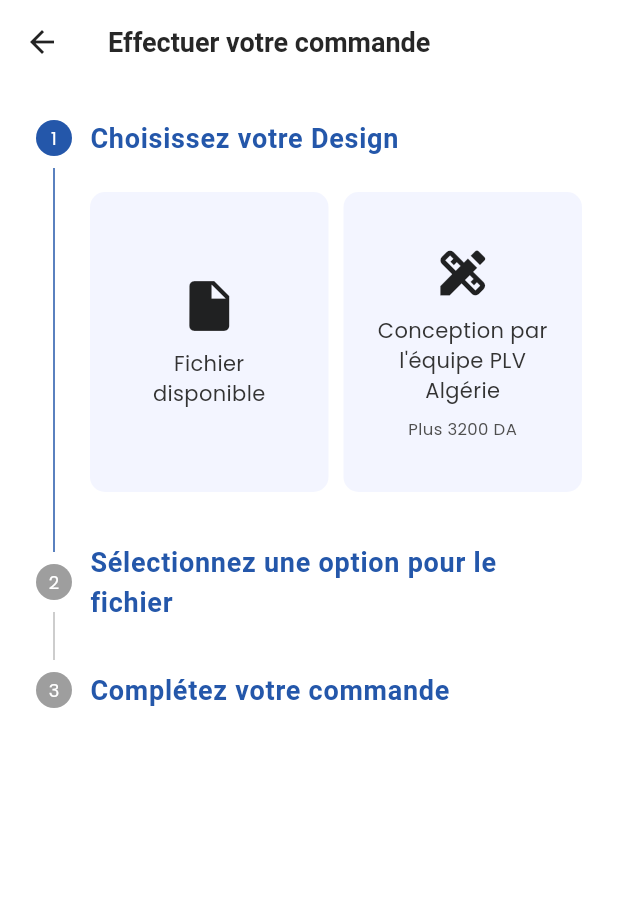
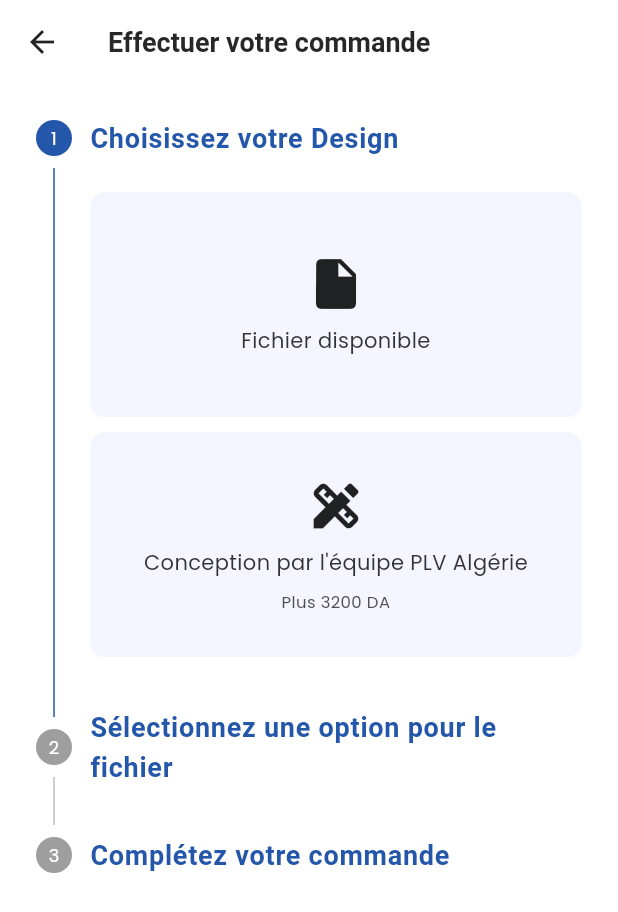
Before and after one commit to RMRdev28/app-mobile, a Flutter app: the Order screen opened directly, on a phone screen of 412 x 824 dp. Shown: the top 912 px of the screen. Run offline on Flutter 3.47's test engine with Material 3 defaults, Android fonts, the phone set to English and light mode, and no system bars; our stand-ins replace file_picker, firebase_storage, get, iconsax; accounts and stored records are empty; network calls fail.

Commit message:
la page de commende

```diff
--- a/lib/common/widgets/product/horizontal_card.dart
+++ b/lib/common/widgets/product/horizontal_card.dart
@@ -1,6 +1,8 @@
 import 'package:flutter/material.dart';
 import 'package:plv/common/widgets/cicle_icon.dart';
 import 'package:plv/utils/constants/colors.dart';
+import '../../../features/shop/screens/order.dart';
+import 'package:get/get.dart';
 
 // ignore: must_be_immutable
 class HorizontalCard extends StatelessWidget {
@@ -124,7 +126,9 @@ class HorizontalCard extends StatelessWidget {
                     height: 40,
                     alignment: Alignment.bottomRight,
                     child: ElevatedButton(
-                      onPressed: () {},
+                      onPressed: () {
+                        Get.to(() => Order());
+                      },
                       style: ElevatedButton.styleFrom(
                         padding: const EdgeInsets.symmetric(
                             horizontal: 10, vertical: 5),
--- a/lib/features/shop/screens/order.dart
+++ b/lib/features/shop/screens/order.dart
@@ -47,7 +47,9 @@ class _OrderPageState extends State<Order> {
                     ),
                     content: Column(
                       children: [
-                        Row(
+                        Container(
+                          height: 150, // Control height
+                          child: Row(
                             children: [
                               Expanded(
                                 child: buildDesignOption(
@@ -61,7 +63,14 @@ class _OrderPageState extends State<Order> {
                                   },
                                 ),
                               ),
-                            SizedBox(width: 10),
+                            ],
+                          ),
+                        ),
+                        SizedBox(height: 10),
+                        Container(
+                          height: 150, // Control height
+                          child: Row(
+                            children: [
                               Expanded(
                                 child: buildDesignOption(
                                   icon: Icons.design_services,
@@ -76,6 +85,7 @@ class _OrderPageState extends State<Order> {
                                 ),
                               ),
                             ],
+                          ),
                         ),
                       ],
                     ),
@@ -93,7 +103,9 @@ class _OrderPageState extends State<Order> {
                     ),
                     content: Column(
                       children: [
-                        Row(
+                        Container(
+                          height: 150, // Control height
+                          child: Row(
                             children: [
                               Expanded(
                                 child: buildDesignOption(
@@ -108,7 +120,14 @@ class _OrderPageState extends State<Order> {
                                   },
                                 ),
                               ),
-                            SizedBox(width: 10),
+                            ],
+                          ),
+                        ),
+                        SizedBox(height: 10),
+                        Container(
+                          height: 150, // Control height
+                          child: Row(
+                            children: [
                               Expanded(
                                 child: buildDesignOption(
                                   icon: Icons.upload_file,
@@ -127,6 +146,7 @@ class _OrderPageState extends State<Order> {
                               ),
                             ],
                           ),
+                        ),
                       ],
                     ),
                     state: StepState.indexed,
@@ -141,10 +161,9 @@ class _OrderPageState extends State<Order> {
                         color: TColors.primary,
                       ),
                     ),
-                    content:
-                      Container(
-                        height: 200,
-                        width: 400,// Fix the height to make all boxes the same size
+                    content: Container(
+                      height: 320,
+                      width: 400, // Fix the height to make all boxes the same size
                       padding: EdgeInsets.all(20),
                       decoration: BoxDecoration(
                         color: TColors.primaryBackground,
@@ -152,39 +171,62 @@ class _OrderPageState extends State<Order> {
                       ),
                       child: Column(
                         mainAxisAlignment: MainAxisAlignment.center,
-                          children:[
+                        children: [
                           Row(
+                            mainAxisAlignment: MainAxisAlignment.spaceBetween,
+                            children: [
+                              Column(
+                                crossAxisAlignment: CrossAxisAlignment.start,
                                 children: [
                                   Text(
                                     "Produit",
                                     style: TextStyle(
-                                  fontSize: 12,
+                                      fontSize: 15,
                                       fontWeight: FontWeight.bold,
                                       color: TColors.darkGrey,
                                     ),
                                   ),
-                              SizedBox(width: TSizes.sm,),
+                                  SizedBox(height: TSizes.md,),
                                   Text(
-                                "Oriflamme géant 5 Mètre",
+                                    "Quantite",
                                     style: TextStyle(
-                                  fontSize: 12,
-                                  color: TColors.textPrimary,
+                                      fontSize: 15,
+                                      fontWeight: FontWeight.bold,
+                                      color: TColors.darkGrey,
+                                    ),
+                                  ),
+                                  SizedBox(height: TSizes.md,),
+                                  Text(
+                                    "Prix \nUnitaire",
+                                    style: TextStyle(
+                                      fontSize: 15,
+                                      fontWeight: FontWeight.bold,
+                                      color: TColors.darkGrey,
+                                    ),
+                                  ),
+                                  SizedBox(height: TSizes.md,),
+                                  Text(
+                                    "Totale",
+                                    style: TextStyle(
+                                      fontSize: 15,
+                                      fontWeight: FontWeight.bold,
+                                      color: TColors.darkGrey,
                                     ),
                                   ),
                                 ],
                               ),
-                          SizedBox(height: TSizes.sm,),
-                          Row(
+                              SizedBox(width: TSizes.md,),
+                              Column(
+                                crossAxisAlignment: CrossAxisAlignment.start,
                                 children: [
                                   Text(
-                            "Quantite",
+                                    "Oriflamme géant 5 Mètre",
                                     style: TextStyle(
-                              fontSize: 12,
-                              fontWeight: FontWeight.bold,
-                              color: TColors.darkGrey,
+                                      fontSize: 14,
+                                      color: TColors.textPrimary,
                                     ),
                                   ),
-                            SizedBox(width: TSizes.sm,),
+                                  SizedBox(height: TSizes.md,),
                                   Row(
                                     children: <Widget>[
                                       IconButton(
@@ -199,7 +241,7 @@ class _OrderPageState extends State<Order> {
                                       ),
                                       Text(
                                         quantity.toString(),
-                              style: TextStyle(fontSize: 12),
+                                        style: TextStyle(fontSize: 14),
                                       ),
                                       IconButton(
                                         icon: Icon(Icons.add),
@@ -211,109 +253,59 @@ class _OrderPageState extends State<Order> {
                                       ),
                                     ],
                                   ),
-                            ],
-                          ),
-                          SizedBox(height: TSizes.sm,),
-                          Row(
-                          children: [
-                            Text(
-                            "Prix Unitaire",
-                            style: TextStyle(
-                              fontSize: 12,
-                              fontWeight: FontWeight.bold,
-                              color: TColors.darkGrey,
-                              ),
-                            ),
-                            SizedBox(width: TSizes.sm,),
+                                  SizedBox(height: TSizes.md,),
                                   Text(
                                     "87600,00 DZD",
                                     style: TextStyle(
-                              fontSize: 12,
+                                      fontSize: 14,
+                                      color: TColors.textPrimary,
+                                    ),
+                                  ),
+                                  SizedBox(height: TSizes.md,),
+                                  Text(
+                                    "87600,00 DZD",
+                                    style: TextStyle(
+                                      fontSize: 14,
                                       color: TColors.textPrimary,
                                     ),
                                   ),
                                 ],
                               ),
-                            SizedBox(height: TSizes.sm,),
-                          Row(
-                          children: [
-                            Text(
-                            "Totale",
-                            style: TextStyle(
-                              fontSize: 12,
-                              fontWeight: FontWeight.bold,
-                              color: TColors.darkGrey,
-                              ),
-                            ),
-                            SizedBox(width: TSizes.sm,),
-                            Text(
-                            "87600,00 DZD",
-                            style: TextStyle(
-                              fontSize: 12,
-                              color: TColors.textPrimary,
-                              ),
-                            ),
                             ],
                           ),
-                            SizedBox(width: TSizes.lg,),
-                            BottomAppBar(
-                              child: Row(
+                          SizedBox(height: 40,),
+                          Row(
                             mainAxisAlignment: MainAxisAlignment.spaceAround,
                             children: [
                               ElevatedButton(
                                 onPressed: () {
                                   // Add to cart logic
                                 },
+                                style: ElevatedButton.styleFrom(
+                                  backgroundColor: TColors.primary,
+                                  foregroundColor: TColors.secondary,
+                                  padding: EdgeInsets.symmetric(vertical: 10, horizontal: 10),
+                                  textStyle: TextStyle(fontSize: 13),
+                                ),
                                 child: Text("Ajouter au panier"),
                               ),
                               ElevatedButton(
                                 onPressed: () {
                                   // Checkout logic
                                 },
+                                style: ElevatedButton.styleFrom(
+                                  backgroundColor: TColors.primary,
+                                  foregroundColor: TColors.secondary,
+                                  padding: EdgeInsets.symmetric(vertical: 10, horizontal: 10),
+                                  textStyle: TextStyle(fontSize: 13),
+                                ),
                                 child: Text("Passer à la caisse"),
                               ),
                             ],
                           ),
-                            )
                         ],
                       ),
                     ),
-                      /*children: [
-                        Text(
-                          "Choisir la quantité",
-                          style: TextStyle(
-                            fontSize: 18,
-                            fontWeight: FontWeight.bold,
-                            color: TColors.primary,
-                          ),
-                        ),
-                        Row(
-                          children: <Widget>[
-                            IconButton(
-                              icon: Icon(Icons.remove),
-                              onPressed: () {
-                                setState(() {
-                                  if (quantity > 1) {
-                                    quantity--;
-                                  }
-                                });
-                              },
-                            ),
-                            Text(
-                              quantity.toString(),
-                              style: TextStyle(fontSize: 18),
-                            ),
-                            IconButton(
-                              icon: Icon(Icons.add),
-                              onPressed: () {
-                                setState(() {
-                                  quantity++;
-                                });
-                              },
-                            ),
-                          ],
-                        ),
-                      ],*/
                     state: StepState.indexed,
                     isActive: currentStep >= 2,
                   ),
@@ -323,27 +315,6 @@ class _OrderPageState extends State<Order> {
           ],
         ),
       ),
-      bottomNavigationBar: currentStep == 2
-          ? BottomAppBar(
-        child: Row(
-          mainAxisAlignment: MainAxisAlignment.spaceAround,
-          children: [
-            ElevatedButton(
-              onPressed: () {
-                // Add to cart logic
-              },
-              child: Text("Ajouter au panier"),
-            ),
-            ElevatedButton(
-              onPressed: () {
-                // Checkout logic
-              },
-              child: Text("Passer à la caisse"),
-            ),
-          ],
-        ),
-      )
-          : null,
     );
   }
 
```
Lines whose indentation alone changed are shown as unchanged.
